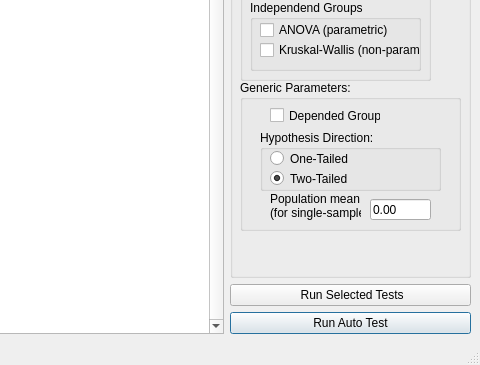
This is stats/gui/mainwindow.ui in konung-yaropolk/NPL as Qt 5 draws it before an edit; both pictures show x 585 to 1065 and y 379 to 744 of the 1065 by 744 pixel window. The edited form follows.
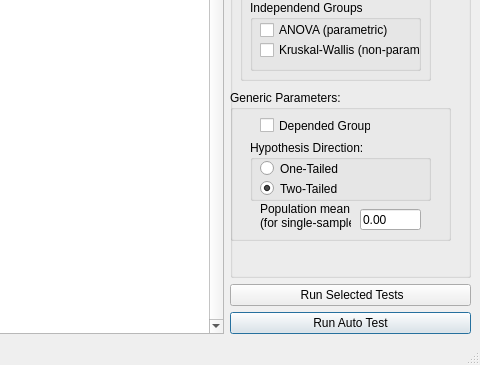
This is the edited form. Icons and pictures are not drawn.

```diff
--- a/stats/gui/mainwindow.ui
+++ b/stats/gui/mainwindow.ui
@@ -198,8 +198,8 @@
         <widget class="QGroupBox" name="groupBox">
          <property name="geometry">
           <rect>
-           <x>10</x>
-           <y>450</y>
+           <x>0</x>
+           <y>460</y>
            <width>221</width>
            <height>151</height>
           </rect>
```
